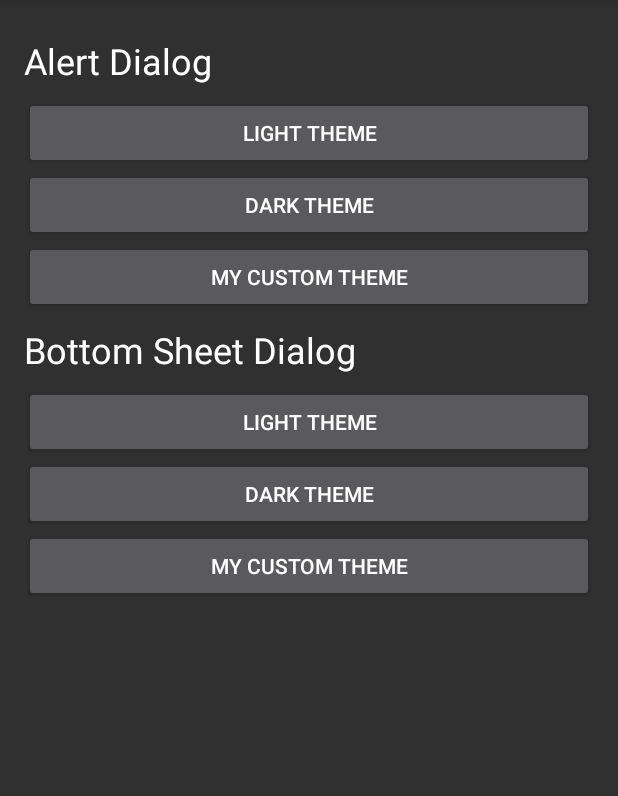
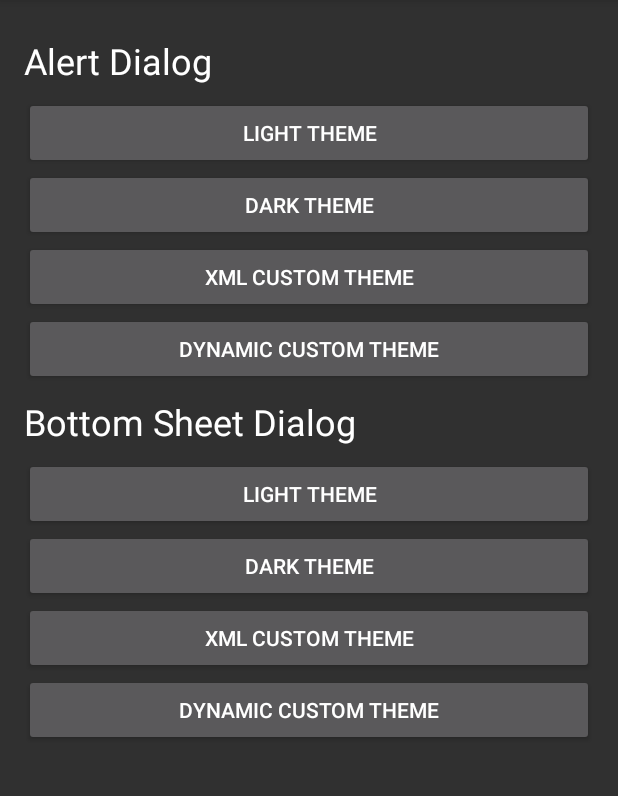
Before and after one commit to philliphsu/NumberPadTimePicker, an Android app: the screen it shows after launch (MainActivity), on a phone screen of 412 x 824 dp, the part 84-880 px from its top. Run offline under Robolectric (Android 15) with nearby library versions, the phone set to English and light mode, and no system bars.

Commit message:
Add option to demo custom themes through XML.

```diff
--- a/library/src/main/res/values-v21/styles.xml
+++ b/library/src/main/res/values-v21/styles.xml
@@ -1,6 +1,6 @@
 <?xml version="1.0" encoding="utf-8"?>
 <resources>
-    <style name="BSP_ButtonBackgroundStyle">
+    <style name="NPTP_ButtonBackgroundStyle">
         <item name="android:background">?android:attr/selectableItemBackgroundBorderless</item>
     </style>
 </resources>
--- a/library/src/main/res/values/styles.xml
+++ b/library/src/main/res/values/styles.xml
@@ -56,4 +56,30 @@
     <style name="NPTP_NumberPadTimePicker_FabStyle" parent="NPTP_NumberPadTimePicker_Base_FabStyle">
         <item name="fabSize">auto</item>
     </style>
+
+    <style name="NPTP_NumberPadTimePickerStyle">
+        <item name="nptp_numberPadTimePickerLayout">alert</item>
+        <item name="nptp_inputTimeTextColor">?android:attr/textColorPrimary</item>
+        <item name="nptp_inputAmPmTextColor">?android:attr/textColorPrimary</item>
+        <item name="nptp_backspaceTint">?attr/colorControlNormal</item>
+        <item name="nptp_numberKeysTextColor">?android:attr/textColorPrimary</item>
+        <item name="nptp_altKeysTextColor">?android:attr/textColorPrimary</item>
+        <item name="nptp_headerBackground">@null</item>
+        <!-- Divider is already set in the header view's layout. -->
+        <!--<item name="nptp_divider">@drawable/nptp_list_divider_material</item>-->
+        <item name="nptp_numberPadBackground">@null</item>
+    </style>
+
+    <style name="NPTP_NumberPadTimePickerBottomSheetStyle" parent="NPTP_NumberPadTimePickerStyle">
+        <item name="nptp_numberPadTimePickerLayout">bottomSheet</item>
+        <!-- Default initialization of this attribute happens during construction in code.
+             The default result we want to achieve is not possible in XML below API 23. -->
+        <item name="nptp_fabBackgroundColor">@null</item>
+        <item name="nptp_animateFabBackgroundColor">true</item>
+        <item name="nptp_fabRippleColor">?attr/colorControlHighlight</item>
+        <item name="nptp_animateFabIn">false</item>
+        <item name="nptp_showFab">always</item>
+        <item name="nptp_backspaceLocation">header</item>
+        <item name="nptp_fabIconTint">?colorControlNormal</item>
+    </style>
 </resources>
--- a/sample/src/main/java/com/philliphsu/numberpadtimepickersample/MainActivity.java
+++ b/sample/src/main/java/com/philliphsu/numberpadtimepickersample/MainActivity.java
@@ -5,6 +5,7 @@ import android.content.Context;
 import android.content.Intent;
 import android.os.Bundle;
 import android.support.annotation.IdRes;
+import android.support.annotation.StyleRes;
 import android.support.v7.app.AppCompatActivity;
 import android.text.format.DateFormat;
 import android.util.Log;
@@ -40,9 +41,14 @@ public class MainActivity extends AppCompatActivity {
         findViewById(R.id.button1).setOnClickListener(mAlertClickListener);
         findViewById(R.id.button2).setOnClickListener(mAlertClickListener);
         findViewById(R.id.button3).setOnClickListener(mAlertClickListener);
+        findViewById(R.id.button_xml_custom_theme_alert)
+                .setOnClickListener(mAlertClickListener);
+
         findViewById(R.id.button4).setOnClickListener(mBottomSheetClickListener);
         findViewById(R.id.button5).setOnClickListener(mBottomSheetClickListener);
         findViewById(R.id.button6).setOnClickListener(mBottomSheetClickListener);
+        findViewById(R.id.button_xml_custom_theme_bottom_sheet)
+                .setOnClickListener(mBottomSheetClickListener);
 
         customThemeModel = CustomThemeModel.get(this);
     }
@@ -77,20 +83,25 @@ public class MainActivity extends AppCompatActivity {
     private View.OnClickListener mAlertClickListener = new View.OnClickListener() {
         @Override
         public void onClick(View v) {
-            showTimePicker(MODE_ALERT, v.getId(), TAG_ALERT);
+            int theme = v.getId() == R.id.button_xml_custom_theme_alert ?
+                    R.style.NumberPadTimePickerAlertDialogTheme : 0;
+            showTimePicker(MODE_ALERT, v.getId(), theme, TAG_ALERT);
         }
     };
 
     private View.OnClickListener mBottomSheetClickListener = new View.OnClickListener() {
         @Override
         public void onClick(View v) {
-            showTimePicker(MODE_BOTTOM_SHEET, v.getId(), TAG_BOTTOM_SHEET);
+            int theme = v.getId() == R.id.button_xml_custom_theme_bottom_sheet ?
+                    R.style.NumberPadTimePickerBottomSheetDialogTheme : 0;
+            showTimePicker(MODE_BOTTOM_SHEET, v.getId(), theme, TAG_BOTTOM_SHEET);
         }
     };
 
-    private void showTimePicker(@DialogMode int mode, @IdRes int buttonId, String tag) {
+    private void showTimePicker(@DialogMode int mode, @IdRes int buttonId,
+            @StyleRes int theme, String tag) {
         boolean customTheme = false;
-        int theme = 0;
+        if (theme == 0) {
             switch (buttonId) {
                 case R.id.button1:
                     theme = ALERT_THEME_LIGHT;
@@ -113,6 +124,7 @@ public class MainActivity extends AppCompatActivity {
                     customTheme = true;
                     break;
             }
+        }
         NumberPadTimePickerDialogFragment.newInstance(mListener, mode, theme, customTheme)
                 .show(getSupportFragmentManager(), tag);
     }
--- a/sample/src/main/res/layout/activity_main.xml
+++ b/sample/src/main/res/layout/activity_main.xml
@@ -38,6 +38,12 @@
             android:text="@string/dark_theme" />
 
         <Button
+            android:id="@+id/button_xml_custom_theme_alert"
+            android:layout_width="match_parent"
+            android:layout_height="wrap_content"
+            android:text="@string/xml_custom_theme" />
+
+        <Button
             android:id="@+id/button3"
             android:layout_width="match_parent"
             android:layout_height="wrap_content"
@@ -64,6 +70,12 @@
             android:text="@string/dark_theme" />
 
         <Button
+            android:id="@+id/button_xml_custom_theme_bottom_sheet"
+            android:layout_width="match_parent"
+            android:layout_height="wrap_content"
+            android:text="@string/xml_custom_theme" />
+
+        <Button
             android:id="@+id/button6"
             android:layout_width="match_parent"
             android:layout_height="wrap_content"
--- a/sample/src/main/res/values/colors.xml
+++ b/sample/src/main/res/values/colors.xml
@@ -1,5 +1,8 @@
 <?xml version="1.0" encoding="utf-8"?>
 <resources>
+    <color name="number_pad_time_picker_accent_color">#0091EA</color>
+    <color name="number_pad_time_picker_background_color">#0F2D40</color>
+
     <integer-array name="color_choices_500">
         <item>0xFFF44336</item>
         <item>0xFFE91E63</item>
--- a/sample/src/main/res/values/strings.xml
+++ b/sample/src/main/res/values/strings.xml
@@ -6,7 +6,8 @@
     <string name="bottom_sheet_dialog">Bottom Sheet Dialog</string>
     <string name="light_theme">Light Theme</string>
     <string name="dark_theme">Dark Theme</string>
-    <string name="my_custom_theme">My Custom Theme</string>
+    <string name="xml_custom_theme">XML Custom Theme</string>
+    <string name="my_custom_theme">Dynamic Custom Theme</string>
     <string name="edit_custom_theme">Edit custom theme</string>
 
     <!-- EditCustomThemeActivity -->
--- a/sample/src/main/res/values/styles.xml
+++ b/sample/src/main/res/values/styles.xml
@@ -1,8 +1,22 @@
 <resources>
-
     <!-- Base application theme. -->
     <style name="AppTheme" parent="Theme.AppCompat">
         <item name="preferenceTheme">@style/PreferenceThemeOverlay.v14.Material</item>
+        <item name="nptp_numberPadTimePickerAlertDialogTheme">@style/NumberPadTimePickerAlertDialogTheme</item>
+        <item name="nptp_numberPadTimePickerBottomSheetDialogTheme">@style/NumberPadTimePickerBottomSheetDialogTheme</item>
     </style>
 
+    <style name="NumberPadTimePickerStyle" parent="NPTP_NumberPadTimePickerStyle" />
+    <style name="NumberPadTimePickerAlertDialogTheme" parent="Theme.AppCompat.Dialog.Alert">
+        <item name="android:colorBackground">@color/number_pad_time_picker_background_color</item>
+        <item name="colorAccent">@color/number_pad_time_picker_accent_color</item>
+        <item name="nptp_numberPadTimePickerStyle">@style/NumberPadTimePickerStyle</item>
+    </style>
+
+    <style name="NumberPadTimePickerBottomSheetStyle" parent="NPTP_NumberPadTimePickerBottomSheetStyle" />
+    <style name="NumberPadTimePickerBottomSheetDialogTheme" parent="Theme.Design.BottomSheetDialog">
+        <item name="android:colorBackground">@color/number_pad_time_picker_background_color</item>
+        <item name="colorAccent">@color/number_pad_time_picker_accent_color</item>
+        <item name="nptp_numberPadTimePickerStyle">@style/NumberPadTimePickerBottomSheetStyle</item>
+    </style>
 </resources>
```
Lines whose indentation alone changed are shown as unchanged.
